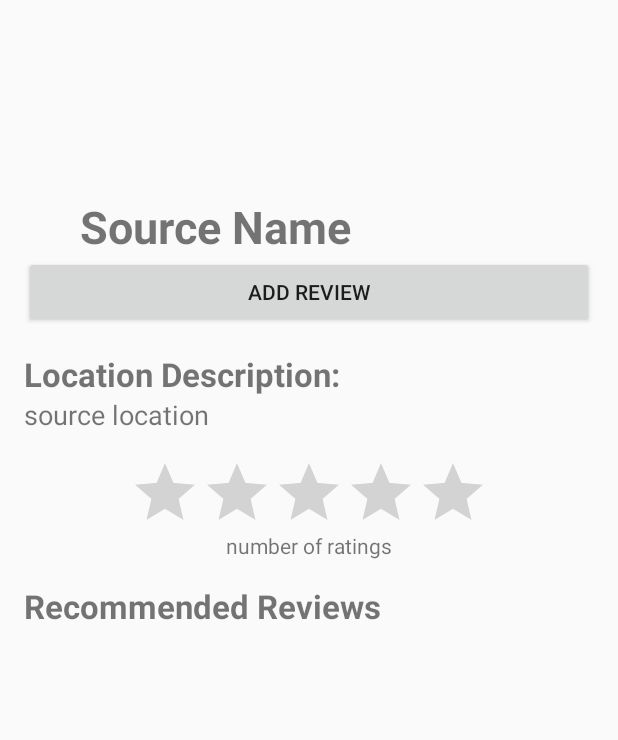
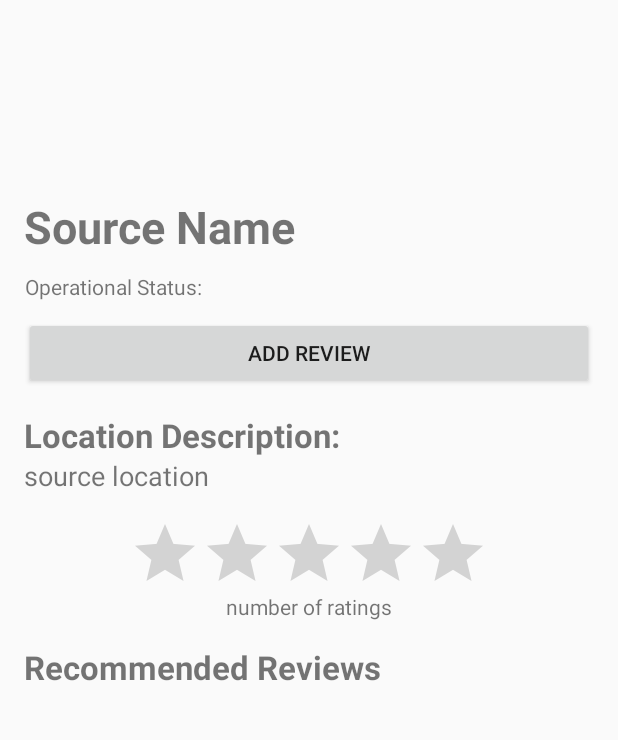
Before and after one commit to CJosephPollock/Floww, an Android app: the DetailsView screen opened directly, with no data from a screen before it, on a phone screen of 412 x 824 dp, the part 137-877 px from its top. Run offline under Robolectric (Android 15) with nearby library versions, the phone set to English and light mode, and no system bars; libraries missing offline, so code that uses them is left out: com.firebase.client; 7 statements that could not run were skipped.

```diff
--- a/Flowww/app/src/main/res/layout/activity_details.xml
+++ b/Flowww/app/src/main/res/layout/activity_details.xml
@@ -16,7 +16,10 @@ tools:context="com.example.iguest.flowww.DetailsView">
     android:layout_height="150dp"
     tools:context="com.example.iguest.flowww.DetailsView" />
 
-
+<ScrollView
+        android:id="@+id/viewScrollDetailsInformation"
+        android:layout_width="match_parent"
+        android:layout_height="wrap_content">
 
     <LinearLayout
         android:layout_width="match_parent"
@@ -27,26 +30,33 @@ tools:context="com.example.iguest.flowww.DetailsView">
         android:paddingRight="16dp"
         android:paddingTop="16dp">
 
+        <TextView
+            android:id="@+id/txtDetailsSourceName"
+            android:layout_width="wrap_content"
+            android:layout_height="wrap_content"
+            android:textSize="30sp"
+            android:textStyle="bold"
+            android:text="Source Name"/>
+
         <LinearLayout
             android:id="@+id/viewDetailsSourceTitleInfo"
             android:layout_width="wrap_content"
             android:layout_height="wrap_content"
             android:orientation="horizontal">
 
+            <TextView
+                android:id="@+id/statusLabel"
+                android:layout_width="wrap_content"
+                android:layout_height="match_parent"
+                android:gravity="center"
+                android:text="Operational Status: "
+                />
             <ImageView
                 android:id="@+id/statusIcon"
                 android:layout_width="30dp"
                 android:layout_height="40dp"
                 android:layout_marginRight="7dp"
                 />
-
-            <TextView
-                android:id="@+id/txtDetailsSourceName"
-                android:layout_width="match_parent"
-                android:layout_height="match_parent"
-                android:textSize="30sp"
-                android:textStyle="bold"
-                android:text="Source Name"/>
 
         </LinearLayout>
 
@@ -109,4 +119,5 @@ tools:context="com.example.iguest.flowww.DetailsView">
 
     </LinearLayout>
 
+</ScrollView>
 </LinearLayout>
```
Also changed, not shown: Flowww/app/src/main/java/com/example/iguest/flowww/SignUpActivity.java (+17 -2 lines).
